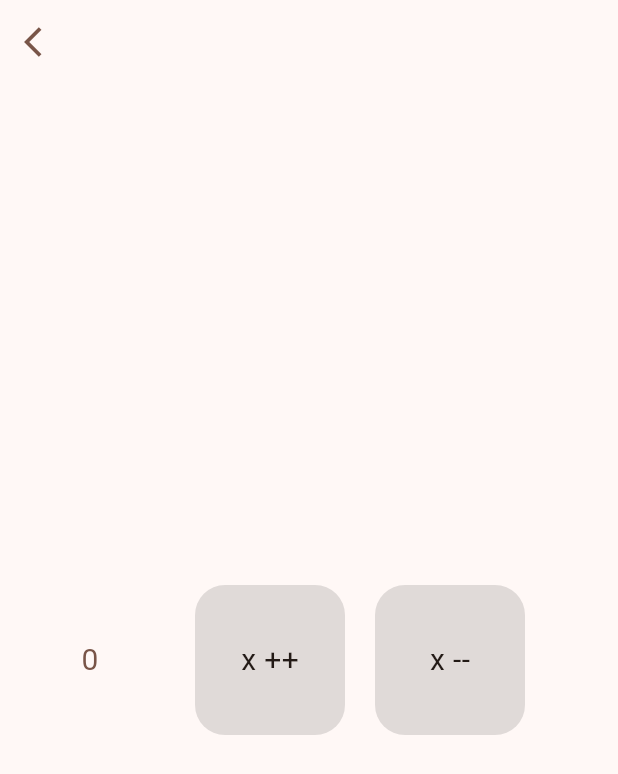
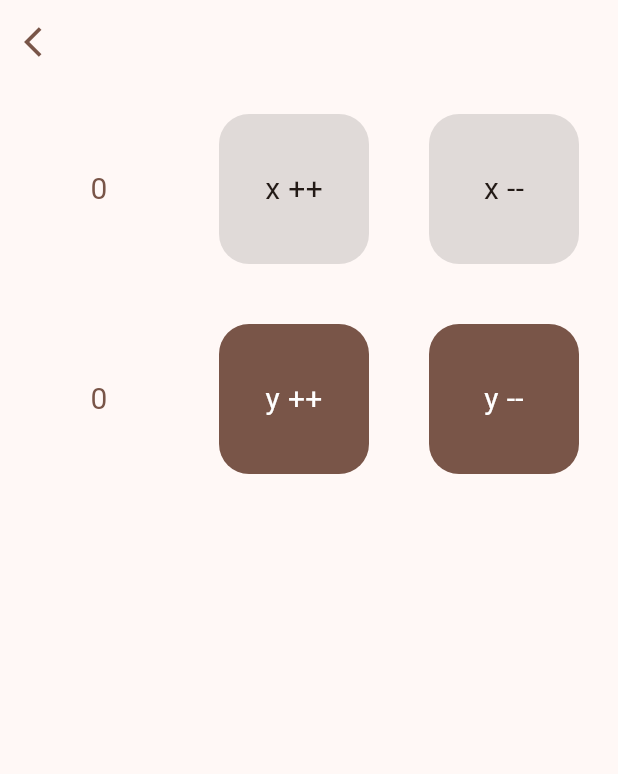
Before and after one commit to siw-ss/coffee_masters_flutter_app, a Flutter app: the TestGetX screen opened directly, on a phone screen of 412 x 824 dp. Shown: the top 774 px of the screen. Run offline on Flutter 3.47's test engine with Material 3 defaults, Android fonts, the phone set to English and light mode, and no system bars; our stand-ins replace get; network calls fail.

Commit message:
displaying Obs variables within Obx

```diff
--- a/lib/pages/testgestx.dart
+++ b/lib/pages/testgestx.dart
@@ -20,7 +20,9 @@ class TestGetX extends StatelessWidget {
       body: SizedBox(
         width: double.maxFinite,
         height: double.maxFinite,
-        child: SingleChildScrollView(
+        child: Column(
+          children: [
+            SingleChildScrollView(
               scrollDirection: Axis.horizontal,
               child: Row(
                 mainAxisAlignment: MainAxisAlignment.center,
@@ -48,7 +50,7 @@ class TestGetX extends StatelessWidget {
                       controller.increaseX();
                     },
                     child: Container(
-                  margin: const EdgeInsets.all(10),
+                      margin: const EdgeInsets.all(20),
                       width: 100,
                       height: 100,
                       decoration: BoxDecoration(
@@ -67,7 +69,7 @@ class TestGetX extends StatelessWidget {
                       controller.decreaseX();
                     },
                     child: Container(
-                  margin: const EdgeInsets.all(10),
+                      margin: const EdgeInsets.all(20),
                       width: 100,
                       height: 100,
                       decoration: BoxDecoration(
@@ -83,6 +85,73 @@ class TestGetX extends StatelessWidget {
                   ),
                 ]),
             ),
+            SingleChildScrollView(
+              scrollDirection: Axis.horizontal,
+              child: Row(
+                mainAxisAlignment: MainAxisAlignment.center,
+                children: [
+                  Obx(() =>
+                    Container(
+                      margin: const EdgeInsets.all(10),
+                      width: 100,
+                      height: 100,
+                      decoration: BoxDecoration(
+                        borderRadius: BorderRadius.circular(20),
+                      ),
+                      child: Center(
+                        child: Text(controller.y.value.toString(),
+                        style:const TextStyle(
+                          fontSize: 20,
+                          color: Colors.brown,
+                        ),),
+                      ),
+                    ),
+                  ),
+
+                  GestureDetector(
+                    onTap: (){
+                      controller.increaseY();
+                    },
+                    child: Container(
+                      margin: const EdgeInsets.all(20),
+                      width: 100,
+                      height: 100,
+                      decoration: BoxDecoration(
+                        color: Colors.brown,
+                        borderRadius: BorderRadius.circular(20),
+                      ),
+                      child: const Center(
+                        child: Text("y ++", style: TextStyle(
+                          fontSize: 20,
+                          color: Colors.white,
+                        ),),
+                      ),
+                    )
+                  ),
+                  GestureDetector(
+                    onTap: (){
+                      controller.decreaseY();
+                    },
+                    child: Container(
+                      margin: const EdgeInsets.all(20),
+                      width: 100,
+                      height: 100,
+                      decoration: BoxDecoration(
+                        color: Colors.brown,
+                        borderRadius: BorderRadius.circular(20),
+                      ),
+                      child: const Center(
+                        child: Text("y --", style: TextStyle(
+                          fontSize: 20,
+                          color: Colors.white,
+                        ),),
+                      ),
+                    )
+                  ),
+                ]),
+            ),
+          ],
+        ),
       ),
     );
   }
```
Lines whose indentation alone changed are shown as unchanged.
